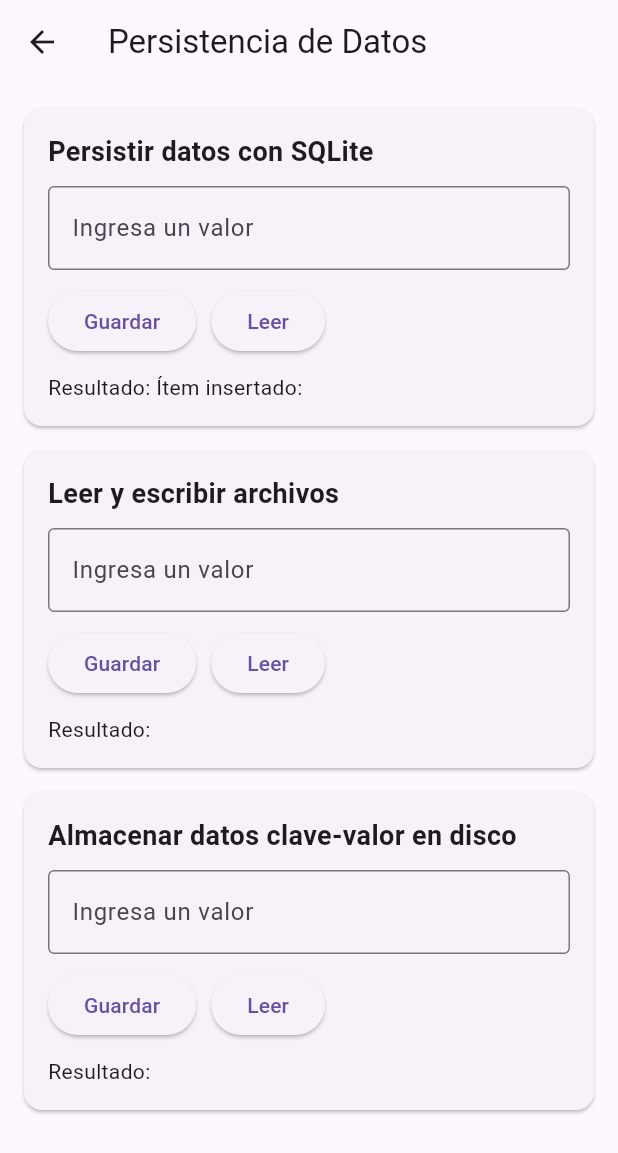
After one commit to DavidMChay/flutter-cookbook, a Flutter app: the PersistenceExample screen opened directly, after a tap on "Guardar", on a phone screen of 412 x 824 dp. The commit adds this screen. Shown: the top 1153 px of the screen. Run offline on Flutter 3.47's test engine with Material 3 defaults, Android fonts, the phone set to English and light mode, and no system bars; our stand-ins replace dio, shared_preferences, sqflite; accounts and stored records are empty.

Commit message:
Add the persistance.dart

```diff
--- /dev/null
+++ b/src/lib/persistence.dart
@@ -0,0 +1,231 @@
+import 'package:flutter/material.dart';
+import 'package:sqflite/sqflite.dart';
+import 'package:path/path.dart';
+import 'package:shared_preferences/shared_preferences.dart';
+import 'dart:io';
+import 'package:path_provider/path_provider.dart';
+
+class PersistenceExample extends StatefulWidget {
+  const PersistenceExample({super.key});
+
+  @override
+  _PersistenceExampleState createState() => _PersistenceExampleState();
+}
+
+class _PersistenceExampleState extends State<PersistenceExample> {
+  Database? _database;
+
+  // Variables para SQLite
+  String _sqliteResult = '';
+  final TextEditingController _sqliteController = TextEditingController();
+
+  // Variables para archivos
+  String _fileResult = '';
+  final TextEditingController _fileController = TextEditingController();
+
+  // Variables para SharedPreferences
+  String _sharedPreferencesResult = '';
+  final TextEditingController _sharedPreferencesController =
+      TextEditingController();
+
+  Future<Database> _initDatabase() async {
+    if (_database != null) return _database!;
+    final databasePath = await getDatabasesPath();
+    final path = join(databasePath, 'demo.db');
+
+    _database = await openDatabase(
+      path,
+      onCreate: (db, version) {
+        return db.execute(
+          'CREATE TABLE items(id INTEGER PRIMARY KEY, name TEXT)',
+        );
+      },
+      version: 1,
+    );
+    return _database!;
+  }
+
+  Future<void> _insertItem(String name) async {
+    try {
+      final db = await _initDatabase();
+      await db.insert('items', {'name': name});
+      setState(() {
+        _sqliteResult = 'Ítem insertado: $name';
+      });
+    } catch (e) {
+      setState(() {
+        _sqliteResult = 'Error al insertar ítem: $e';
+      });
+    }
+  }
+
+  Future<void> _fetchItems() async {
+    try {
+      final db = await _initDatabase();
+      final items = await db.query('items');
+      setState(() {
+        _sqliteResult =
+            'Ítems: ${items.map((item) => item['name']).join(', ')}';
+      });
+    } catch (e) {
+      setState(() {
+        _sqliteResult = 'Error al leer ítems: $e';
+      });
+    }
+  }
+
+  Future<void> _writeToFile(String text) async {
+    try {
+      final directory = await getApplicationDocumentsDirectory();
+      final file = File('${directory.path}/demo.txt');
+      await file.writeAsString(text);
+      setState(() {
+        _fileResult = 'Texto guardado en archivo: $text';
+      });
+    } catch (e) {
+      setState(() {
+        _fileResult = 'Error al escribir en archivo: $e';
+      });
+    }
+  }
+
+  Future<void> _readFromFile() async {
+    try {
+      final directory = await getApplicationDocumentsDirectory();
+      final file = File('${directory.path}/demo.txt');
+      if (await file.exists()) {
+        final text = await file.readAsString();
+        setState(() {
+          _fileResult = 'Texto leído del archivo: $text';
+        });
+      } else {
+        setState(() {
+          _fileResult = 'El archivo no existe';
+        });
+      }
+    } catch (e) {
+      setState(() {
+        _fileResult = 'Error al leer archivo: $e';
+      });
+    }
+  }
+
+  Future<void> _saveToSharedPreferences(String key, String value) async {
+    try {
+      final prefs = await SharedPreferences.getInstance();
+      await prefs.setString(key, value);
+      setState(() {
+        _sharedPreferencesResult = 'Valor guardado: $value';
+      });
+    } catch (e) {
+      setState(() {
+        _sharedPreferencesResult = 'Error al guardar en SharedPreferences: $e';
+      });
+    }
+  }
+
+  Future<void> _readFromSharedPreferences(String key) async {
+    try {
+      final prefs = await SharedPreferences.getInstance();
+      final value = prefs.getString(key) ?? 'No hay valor';
+      setState(() {
+        _sharedPreferencesResult = 'Valor leído: $value';
+      });
+    } catch (e) {
+      setState(() {
+        _sharedPreferencesResult = 'Error al leer de SharedPreferences: $e';
+      });
+    }
+  }
+
+  @override
+  void dispose() {
+    _database?.close();
+    super.dispose();
+  }
+
+  @override
+  Widget build(BuildContext context) {
+    return Scaffold(
+      appBar: AppBar(title: Text('Persistencia de Datos')),
+      body: SingleChildScrollView(
+        padding: EdgeInsets.all(16.0),
+        child: Column(
+          crossAxisAlignment: CrossAxisAlignment.stretch,
+          children: [
+            _buildSection(
+              title: 'Persistir datos con SQLite',
+              controller: _sqliteController,
+              result: _sqliteResult,
+              onSave: () => _insertItem(_sqliteController.text),
+              onRead: _fetchItems,
+            ),
+            _buildSection(
+              title: 'Leer y escribir archivos',
+              controller: _fileController,
+              result: _fileResult,
+              onSave: () => _writeToFile(_fileController.text),
+              onRead: _readFromFile,
+            ),
+            _buildSection(
+              title: 'Almacenar datos clave-valor en disco',
+              controller: _sharedPreferencesController,
+              result: _sharedPreferencesResult,
+              onSave: () => _saveToSharedPreferences(
+                  'my_key', _sharedPreferencesController.text),
+              onRead: () => _readFromSharedPreferences('my_key'),
+            ),
+          ],
+        ),
+      ),
+    );
+  }
+
+  Widget _buildSection({
+    required String title,
+    required TextEditingController controller,
+    required String result,
+    required VoidCallback onSave,
+    required VoidCallback onRead,
+  }) {
+    return Card(
+      margin: EdgeInsets.only(bottom: 16.0),
+      child: Padding(
+        padding: EdgeInsets.all(16.0),
+        child: Column(
+          crossAxisAlignment: CrossAxisAlignment.start,
+          children: [
+            Text(
+              title,
+              style: TextStyle(fontSize: 18, fontWeight: FontWeight.bold),
+            ),
+            SizedBox(height: 10),
+            TextField(
+              controller: controller,
+              decoration: InputDecoration(
+                labelText: 'Ingresa un valor',
+                border: OutlineInputBorder(),
+              ),
+            ),
+            SizedBox(height: 10),
+            Row(
+              children: [
+                ElevatedButton(
+                  onPressed: onSave,
+                  child: Text('Guardar'),
+                ),
+                SizedBox(width: 10),
+                ElevatedButton(
+                  onPressed: onRead,
+                  child: Text('Leer'),
+                ),
+              ],
+            ),
+            SizedBox(height: 10),
+            Text('Resultado: $result'),
+          ],
+        ),
+      ),
+    );
+  }
+}
```
Also changed, not shown: src/lib/main.dart (+10 -0 lines), src/pubspec.yaml (+5 -3 lines), src/pubspec.lock, 1 other file.
